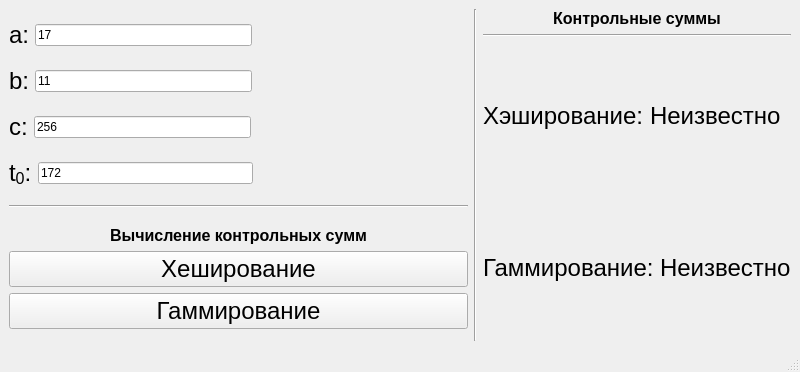
eoan-ermine/digital_signature_hashing, file hashing_techniques/forms/mainwindow.ui: the form before one commit.
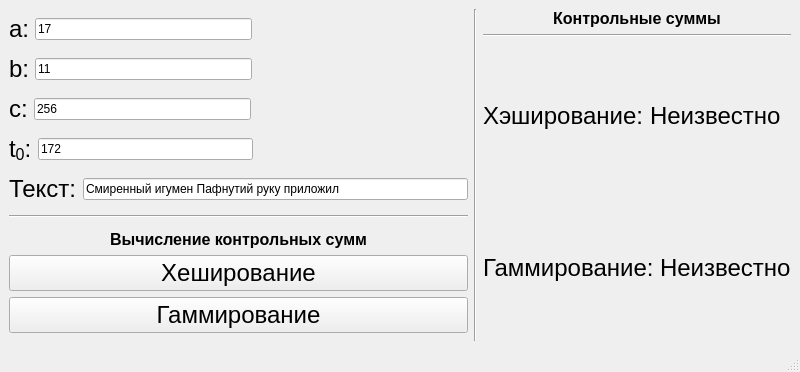
The form after the commit.

```diff
--- a/hashing_techniques/forms/mainwindow.ui
+++ b/hashing_techniques/forms/mainwindow.ui
@@ -161,6 +161,29 @@
           </item>
          </layout>
         </item>
+        <item>
+         <layout class="QHBoxLayout" name="horizontalLayout_9">
+          <item>
+           <widget class="QLabel" name="textLabel">
+            <property name="font">
+             <font>
+              <pointsize>18</pointsize>
+             </font>
+            </property>
+            <property name="text">
+             <string>Текст:</string>
+            </property>
+           </widget>
+          </item>
+          <item>
+           <widget class="QLineEdit" name="textEdit">
+            <property name="text">
+             <string>Смиренный игумен Пафнутий руку приложил</string>
+            </property>
+           </widget>
+          </item>
+         </layout>
+        </item>
         <item>
          <widget class="Line" name="line">
           <property name="orientation">
```
